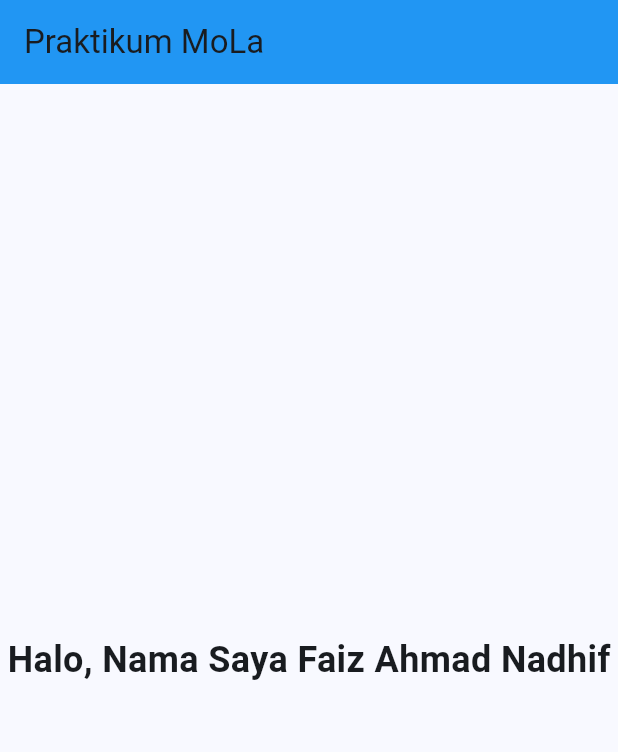
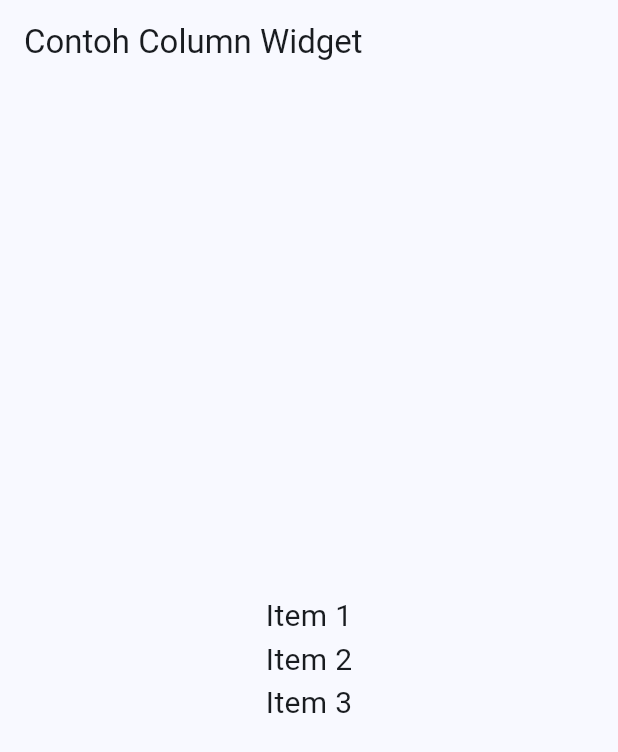
Before and after one commit to Antiether/prak-mobilelanjut-2357051012, a Flutter app: the screen it shows after launch, on a phone screen of 412 x 824 dp. Shown: the top 752 px of the screen. Run offline on Flutter 3.47's test engine with Material 3 defaults, Android fonts, the phone set to English and light mode, and no system bars.

Commit message:
pertemuan 3

```diff
--- /dev/null
+++ b/lib/column_widget.dart
@@ -0,0 +1,22 @@
+import 'package:flutter/material.dart';
+
+class ColumnWidget extends StatelessWidget {
+  const ColumnWidget({super.key});
+
+  @override
+  Widget build(BuildContext context) {
+    return Scaffold(
+      appBar: AppBar(title: const Text("Contoh Column Widget")),
+      body: Center(
+        child: Column(
+          mainAxisAlignment: MainAxisAlignment.center,
+          children: const [
+            Text("Item 1", style: TextStyle(fontSize: 20)),
+            Text("Item 2", style: TextStyle(fontSize: 20)),
+            Text("Item 3", style: TextStyle(fontSize: 20)),
+          ],
+        ),
+      ),
+    );
+  }
+}
--- a/lib/main.dart
+++ b/lib/main.dart
@@ -1,4 +1,7 @@
 import 'package:flutter/material.dart';
+import 'column_widget.dart';
+//import 'row_widget.dart';
+//import 'basic_widget.dart';
 
 void main() {
   runApp(const MyApp());
@@ -10,31 +13,12 @@ class MyApp extends StatelessWidget {
   @override
   Widget build(BuildContext context) {
     return MaterialApp(
-      title: 'Prak MoLa',
+      title: 'Pertemuan 3 - Widget',
       theme: ThemeData(
         colorScheme: ColorScheme.fromSeed(seedColor: Colors.blue),
       ),
-      home: const HomePage(),
+      // Ganti home di sini sesuai widget yang mau ditampilkan
+      home: const ColumnWidget(),
     );
   }
 }
-
-class HomePage extends StatelessWidget {
-  const HomePage({super.key});
-
-  @override
-  Widget build(BuildContext context) {
-    return Scaffold(
-      appBar: AppBar(
-        title: const Text("Praktikum MoLa"),
-        backgroundColor: Colors.blue,
-      ),
-      body: const Center(
-        child: Text(
-          "Halo, Nama Saya Faiz Ahmad Nadhif",   // ganti sesuai nama kamu
-          style: TextStyle(fontSize: 24, fontWeight: FontWeight.bold),
-        ),
-      ),
-    );
-  }
-}
```
Also changed, not shown: lib/basic_widget.dart (added, +30 -0 lines), lib/row_widget.dart (added, +24 -0 lines), pubspec.yaml (+3 -70 lines), assets/images/Eh.jpeg (added).
